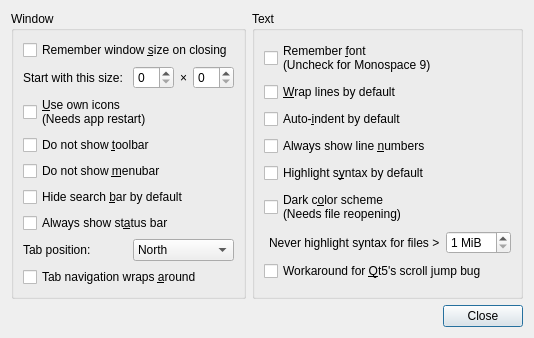
vecnathewhisperd0/FeatherPad, file featherpad/predDialog.ui: the form before one commit.
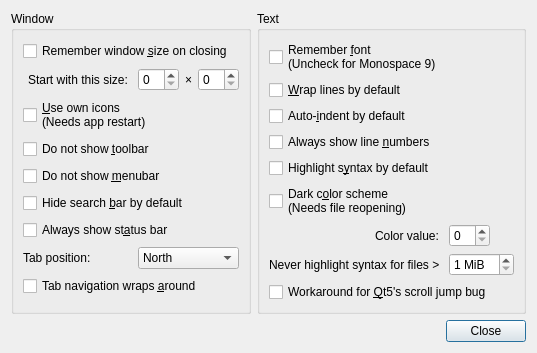
The form after the commit.

Commit message: An option for color value of dark scheme bg

The edit to the form file:
```diff
--- a/featherpad/predDialog.ui
+++ b/featherpad/predDialog.ui
@@ -27,7 +27,7 @@
         </property>
        </widget>
       </item>
-      <item row="1" column="0">
+      <item row="1" column="0" alignment="Qt::AlignRight">
        <widget class="QLabel" name="sizeLable">
         <property name="toolTip">
          <string>Window frame is excluded.</string>
@@ -35,6 +35,9 @@
         <property name="text">
          <string>Start with this size: </string>
         </property>
+        <property name="indent">
+         <number>5</number>
+        </property>
        </widget>
       </item>
       <item row="1" column="1">
@@ -210,10 +213,16 @@
         </property>
        </widget>
       </item>
-      <item row="6" column="0">
-       <widget class="QLabel" name="label">
+      <item row="6" column="0" alignment="Qt::AlignRight">
+       <widget class="QLabel" name="darknessLabel">
+        <property name="toolTip">
+         <string>The color value of the dark background.
+0 menas totally black and the maximum is 50.
+
+The default value is 15.</string>
+        </property>
         <property name="text">
-         <string>Never highlight syntax for files &gt;</string>
+         <string>Color value: </string>
         </property>
         <property name="indent">
          <number>5</number>
@@ -221,6 +230,26 @@
        </widget>
       </item>
       <item row="6" column="1" alignment="Qt::AlignLeft">
+       <widget class="QSpinBox" name="darknessSpin">
+        <property name="toolTip">
+         <string>The color value of the dark background.
+0 menas totally black and the maximum is 50.
+
+The default value is 15.</string>
+        </property>
+        <property name="maximum">
+         <number>50</number>
+        </property>
+       </widget>
+      </item>
+      <item row="7" column="0">
+       <widget class="QLabel" name="label">
+        <property name="text">
+         <string>Never highlight syntax for files &gt; </string>
+        </property>
+       </widget>
+      </item>
+      <item row="7" column="1" alignment="Qt::AlignLeft">
        <widget class="QSpinBox" name="spinBox">
         <property name="suffix">
          <string> MiB</string>
@@ -233,7 +262,7 @@
         </property>
        </widget>
       </item>
-      <item row="7" column="0" colspan="2">
+      <item row="8" column="0" colspan="2">
        <widget class="QCheckBox" name="scrollBox">
         <property name="toolTip">
          <string>This is not a complete fix but
```
The commit also changes 8 other files.
